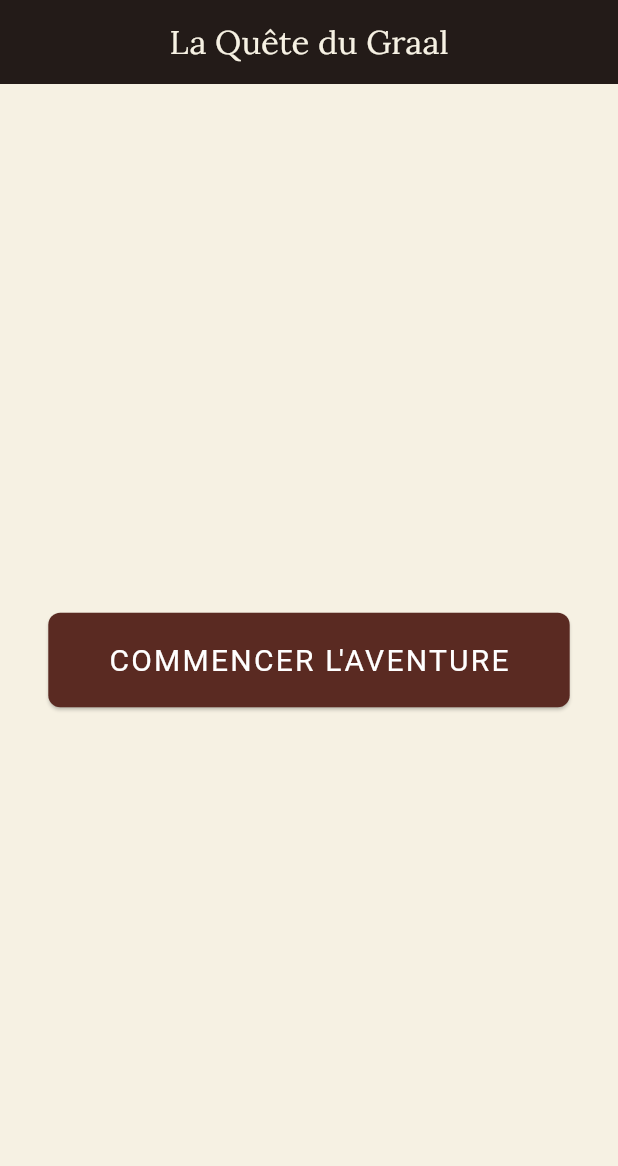
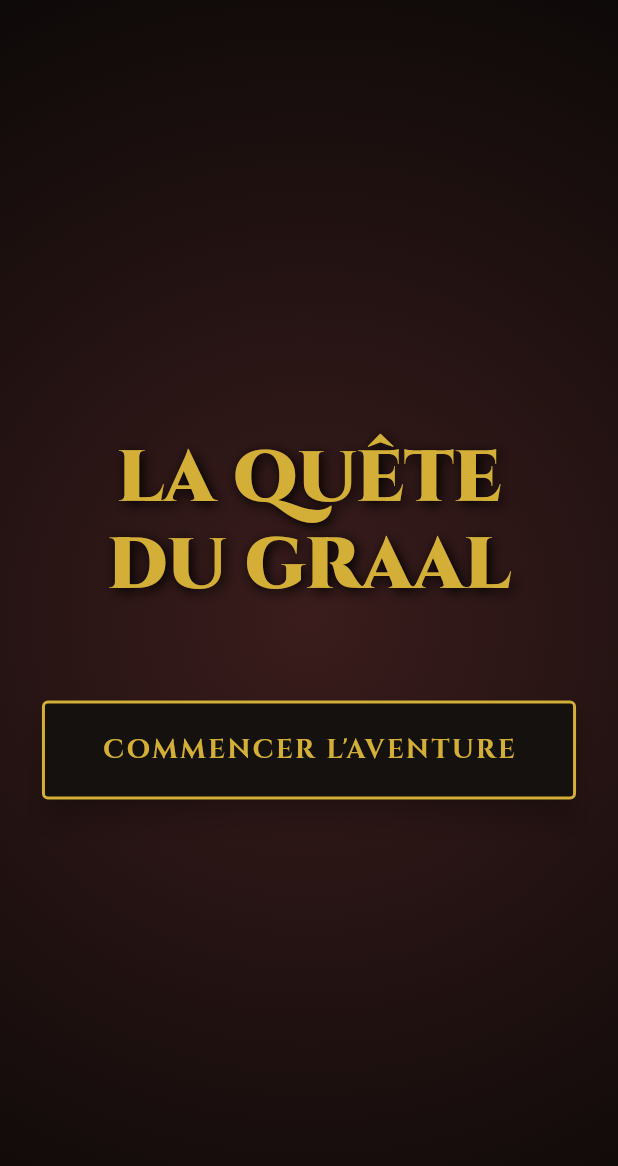
Before and after one commit to matthieu-sublet/Graal, a Flutter app: the screen it shows after launch, on a phone screen of 412 x 824 dp. Shown: the top 1166 px of the screen. Run offline on Flutter 3.47's test engine with Material 3 defaults, Android fonts, the phone set to English and light mode, and no system bars; our stand-ins replace flutter_markdown, google_fonts.

Commit message:
Update main.dart

```diff
--- a/lib/main.dart
+++ b/lib/main.dart
@@ -1,6 +1,6 @@
 import 'package:flutter/material.dart';
 import 'package:provider/provider.dart';
-import 'package:google_fonts/google_fonts.dart'; // L'import est bien tout en haut !
+import 'package:google_fonts/google_fonts.dart';
 
 import 'models/player_state.dart';
 import 'utils/book_parser.dart';
@@ -24,21 +24,26 @@ class MonApplication extends StatelessWidget {
       title: 'Quête du Graal',
       debugShowCheckedModeBanner: false,
       theme: ThemeData(
-        scaffoldBackgroundColor: const Color(0xFFF6F1E3),
-        colorScheme: const ColorScheme.light(
-          primary: Color(0xFF5A2A22),
-          onPrimary: Colors.white,
-          surface: Color(0xFFEBE3D1),
-          onSurface: Color(0xFF2C2621),
+        scaffoldBackgroundColor: const Color(0xFF14110F), // Noir/Brun très sombre
+        colorScheme: const ColorScheme.dark(
+          primary: Color(0xFF8B0000), // Rouge Sang
+          secondary: Color(0xFFD4AF37), // Or vieilli
+          surface: Color(0xFF2A231E), // Cuir sombre
         ),
-        textTheme: GoogleFonts.loraTextTheme(
-          Theme.of(context).textTheme,
+        textTheme: GoogleFonts.loraTextTheme(ThemeData.dark().textTheme).copyWith(
+          // Textes génériques en beige parchemin
+          bodyMedium: const TextStyle(color: Color(0xFFEBE3D1)),
+          bodyLarge: const TextStyle(color: Color(0xFFEBE3D1)),
+          // Titres avec la police épique Cinzel
+          headlineSmall: GoogleFonts.cinzel(color: const Color(0xFFD4AF37), fontWeight: FontWeight.bold),
+          displayLarge: GoogleFonts.cinzel(color: const Color(0xFFD4AF37), fontWeight: FontWeight.w900),
         ),
-        appBarTheme: const AppBarTheme(
-          backgroundColor: Color(0xFF1E1A17),
-          foregroundColor: Color(0xFFF6F1E3),
-          elevation: 4,
+        appBarTheme: AppBarTheme(
+          backgroundColor: const Color(0xFF0A0807), // Presque noir
+          foregroundColor: const Color(0xFFD4AF37), // Or
+          elevation: 10,
           centerTitle: true,
+          titleTextStyle: GoogleFonts.cinzel(fontSize: 22, fontWeight: FontWeight.bold),
         ),
       ),
       home: const MenuPrincipal(),
@@ -52,21 +57,39 @@ class MenuPrincipal extends StatelessWidget {
   @override
   Widget build(BuildContext context) {
     return Scaffold(
-      appBar: AppBar(title: const Text("La Quête du Graal")),
-      body: Center(
-        child: ElevatedButton(
+      body: Container(
+        // Dégradé radial pour un effet "lumière de torche dans le donjon"
+        decoration: const BoxDecoration(
+          gradient: RadialGradient(
+            colors: [Color(0xFF3A1C1C), Color(0xFF0A0807)],
+            radius: 1.2,
+          ),
+        ),
+        child: Center(
+          child: Column(
+            mainAxisAlignment: MainAxisAlignment.center,
+            children: [
+              Text(
+                "LA QUÊTE\nDU GRAAL",
+                textAlign: TextAlign.center,
+                style: Theme.of(context).textTheme.displayLarge?.copyWith(fontSize: 48, height: 1.2, shadows: [
+                  const Shadow(color: Colors.black, blurRadius: 10, offset: Offset(2, 2))
+                ]),
+              ),
+              const SizedBox(height: 60),
+              ElevatedButton(
                 style: ElevatedButton.styleFrom(
-            backgroundColor: const Color(0xFF5A2A22),
-            foregroundColor: Colors.white,
+                  backgroundColor: const Color(0xFF14110F), // Fond sombre
+                  foregroundColor: const Color(0xFFD4AF37), // Texte or
                   padding: const EdgeInsets.symmetric(horizontal: 40, vertical: 20),
-            textStyle: const TextStyle(fontSize: 20, letterSpacing: 1.5),
+                  side: const BorderSide(color: Color(0xFFD4AF37), width: 2), // Bordure dorée
                   shape: RoundedRectangleBorder(
-              borderRadius: BorderRadius.circular(8),
+                    borderRadius: BorderRadius.circular(4), // Bords presque carrés, plus "RPG"
                   ),
+                  elevation: 8,
                 ),
                 onPressed: () async {
                   final gameBook = await BookParser.parseMarkdownFile('assets/livre.md');
-
                   if (context.mounted) {
                     Navigator.push(
                       context,
@@ -80,9 +103,7 @@ class MenuPrincipal extends StatelessWidget {
                                 builder: (context) => ChapterScreen(
                                   chapter: gameBook.histoire[1],
                                   onNextChapter: () {},
-                            onDream: () {
-                              print("Le joueur s'endort et entre dans le Temps du Rêve...");
-                            },
+                                  onDream: () {},
                                 ),
                               ),
                             );
@@ -92,7 +113,13 @@ class MenuPrincipal extends StatelessWidget {
                     );
                   }
                 },
-          child: const Text("COMMENCER L'AVENTURE"),
+                child: Text(
+                  "COMMENCER L'AVENTURE",
+                  style: GoogleFonts.cinzel(fontSize: 18, fontWeight: FontWeight.bold, letterSpacing: 1.5)
+                ),
+              ),
+            ],
+          ),
         ),
       ),
     );
```
Lines whose indentation alone changed are shown as unchanged.
